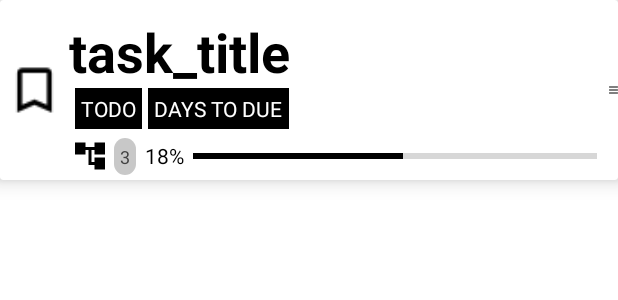
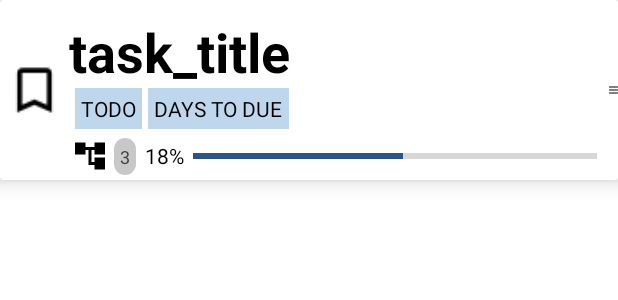
Before and after one commit to rishivarma853/TASK_TECHTOIDS_ANDROID, an Android app: the layout activity_task_list_item.xml on its own in the app's theme, with its tools: preview values and no code run, on a phone screen of 412 x 824 dp. Shown: the top 300 px of the screen. Run offline under Robolectric (Android 15) with nearby library versions, the phone set to English and light mode, and no system bars.

```diff
--- /dev/null
+++ b/NOTA-App/app/src/main/res/drawable/baseline_calendar_month_24.xml
@@ -0,0 +1,5 @@
+<vector android:height="24dp" android:tint="#000000"
+    android:viewportHeight="24" android:viewportWidth="24"
+    android:width="24dp" xmlns:android="http://schemas.android.com/apk/res/android">
+    <path android:fillColor="@android:color/white" android:pathData="M19,4h-1V2h-2v2H8V2H6v2H5C3.89,4 3.01,4.9 3.01,6L3,20c0,1.1 0.89,2 2,2h14c1.1,0 2,-0.9 2,-2V6C21,4.9 20.1,4 19,4zM19,20H5V10h14V20zM9,14H7v-2h2V14zM13,14h-2v-2h2V14zM17,14h-2v-2h2V14zM9,18H7v-2h2V18zM13,18h-2v-2h2V18zM17,18h-2v-2h2V18z"/>
+</vector>
--- /dev/null
+++ b/NOTA-App/app/src/main/res/drawable/baseline_menu_24.xml
@@ -0,0 +1,5 @@
+<vector android:height="24dp" android:tint="#000000"
+    android:viewportHeight="24" android:viewportWidth="24"
+    android:width="24dp" xmlns:android="http://schemas.android.com/apk/res/android">
+    <path android:fillColor="@android:color/white" android:pathData="M3,18h18v-2L3,16v2zM3,13h18v-2L3,11v2zM3,6v2h18L21,6L3,6z"/>
+</vector>
--- /dev/null
+++ b/NOTA-App/app/src/main/res/drawable/baseline_sort_24.xml
@@ -0,0 +1,5 @@
+<vector android:autoMirrored="true" android:height="24dp"
+    android:tint="#000000" android:viewportHeight="24"
+    android:viewportWidth="24" android:width="24dp" xmlns:android="http://schemas.android.com/apk/res/android">
+    <path android:fillColor="@android:color/white" android:pathData="M3,18h6v-2L3,16v2zM3,6v2h18L21,6L3,6zM3,13h12v-2L3,11v2z"/>
+</vector>
--- /dev/null
+++ b/NOTA-App/app/src/main/res/drawable/baseline_sort_by_alpha_24.xml
@@ -0,0 +1,5 @@
+<vector android:height="24dp" android:tint="#000000"
+    android:viewportHeight="24" android:viewportWidth="24"
+    android:width="24dp" xmlns:android="http://schemas.android.com/apk/res/android">
+    <path android:fillColor="@android:color/white" android:pathData="M14.94,4.66h-4.72l2.36,-2.36zM10.25,19.37h4.66l-2.33,2.33zM6.1,6.27L1.6,17.73h1.84l0.92,-2.45h5.11l0.92,2.45h1.84L7.74,6.27L6.1,6.27zM4.97,13.64l1.94,-5.18 1.94,5.18L4.97,13.64zM15.73,16.14h6.12v1.59h-8.53v-1.29l5.92,-8.56h-5.88v-1.6h8.3v1.26l-5.93,8.6z"/>
+</vector>
--- a/NOTA-App/app/src/main/res/layout/activity_task_list_item.xml
+++ b/NOTA-App/app/src/main/res/layout/activity_task_list_item.xml
@@ -54,24 +54,24 @@
                     android:layout_width="wrap_content"
                     android:layout_height="wrap_content"
                     android:layout_marginStart="4dp"
-                    android:background="@color/black"
+                    android:background="#BFD7ED"
                     android:padding="4sp"
                     android:text="todo"
                     android:textAlignment="center"
                     android:textAllCaps="true"
-                    android:textColor="@color/white" />
+                    android:textColor="@color/black" />
 
                 <TextView
                     android:id="@+id/task_due"
                     android:layout_width="wrap_content"
                     android:layout_height="wrap_content"
                     android:layout_marginStart="4dp"
-                    android:background="@color/black"
+                    android:background="#BFD7ED"
                     android:padding="4sp"
                     android:text="days to due"
                     android:textAlignment="center"
                     android:textAllCaps="true"
-                    android:textColor="@color/white" />
+                    android:textColor="@color/black" />
 
 
             </LinearLayout>
@@ -119,7 +119,7 @@
                     android:max="100"
                     android:min="0"
                     android:progress="50"
-                    android:progressTint="@color/black" />
+                    android:progressTint="@color/primary_color" />
 
 
             </LinearLayout>
```
Also changed, not shown: NOTA-App/app/src/main/res/layout/activity_home_screen.xml (+17 -4 lines), NOTA-App/app/src/main/res/layout/activity_task_screen.xml (+17 -6 lines), NOTA-App/app/src/main/res/menu/sort_menu.xml (added, +11 -0 lines).
